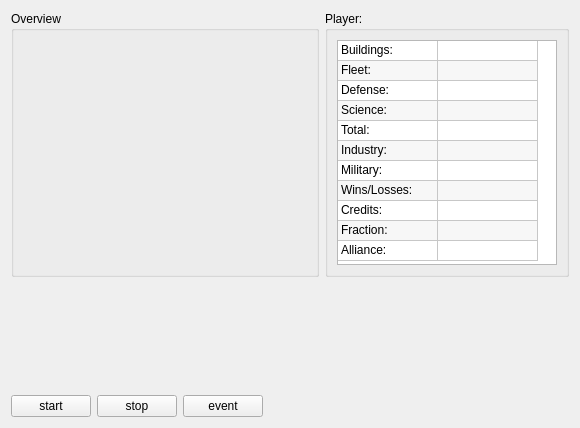
Old version of the form ui/overview.ui in the repository minlexx/xnovacmd.
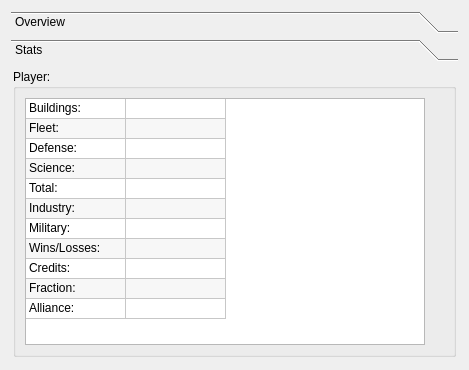
New version of the form.

Commit message: Rework overview widget ui, move test buttons into status bar

Diff of the .ui file:
```diff
--- a/ui/overview.ui
+++ b/ui/overview.ui
@@ -6,8 +6,8 @@
    <rect>
     <x>0</x>
     <y>0</y>
-    <width>580</width>
-    <height>428</height>
+    <width>469</width>
+    <height>370</height>
    </rect>
   </property>
   <property name="windowTitle">
@@ -16,9 +16,40 @@
   <property name="autoFillBackground">
    <bool>true</bool>
   </property>
-  <layout class="QVBoxLayout" name="verticalLayout_2">
+  <layout class="QVBoxLayout" name="verticalLayout">
    <item>
-    <layout class="QHBoxLayout" name="hl_top" stretch="10,0">
+    <widget class="QToolBox" name="toolBox">
+     <property name="currentIndex">
+      <number>1</number>
+     </property>
+     <widget class="QWidget" name="page_1">
+      <property name="geometry">
+       <rect>
+        <x>0</x>
+        <y>0</y>
+        <width>630</width>
+        <height>369</height>
+       </rect>
+      </property>
+      <attribute name="label">
+       <string>Overview</string>
+      </attribute>
+      <layout class="QVBoxLayout" name="verticalLayout_3">
+       <property name="spacing">
+        <number>2</number>
+       </property>
+       <property name="leftMargin">
+        <number>2</number>
+       </property>
+       <property name="topMargin">
+        <number>2</number>
+       </property>
+       <property name="rightMargin">
+        <number>2</number>
+       </property>
+       <property name="bottomMargin">
+        <number>2</number>
+       </property>
      <item>
       <widget class="QGroupBox" name="gb_overview">
        <property name="title">
@@ -26,12 +57,42 @@
        </property>
       </widget>
      </item>
+      </layout>
+     </widget>
+     <widget class="QWidget" name="page_2">
+      <property name="geometry">
+       <rect>
+        <x>0</x>
+        <y>0</y>
+        <width>451</width>
+        <height>298</height>
+       </rect>
+      </property>
+      <attribute name="label">
+       <string>Stats</string>
+      </attribute>
+      <layout class="QVBoxLayout" name="verticalLayout_4">
+       <property name="spacing">
+        <number>2</number>
+       </property>
+       <property name="leftMargin">
+        <number>2</number>
+       </property>
+       <property name="topMargin">
+        <number>2</number>
+       </property>
+       <property name="rightMargin">
+        <number>2</number>
+       </property>
+       <property name="bottomMargin">
+        <number>2</number>
+       </property>
      <item>
       <widget class="QGroupBox" name="gb_account">
        <property name="title">
         <string>Player:</string>
        </property>
-       <layout class="QVBoxLayout" name="verticalLayout">
+         <layout class="QVBoxLayout" name="verticalLayout_2">
         <item>
          <widget class="QTableWidget" name="tw_accStats">
           <property name="minimumSize">
@@ -42,7 +103,7 @@
           </property>
           <property name="maximumSize">
            <size>
-            <width>220</width>
+              <width>400</width>
             <height>16777215</height>
            </size>
           </property>
@@ -217,57 +278,8 @@
       </widget>
      </item>
     </layout>
-   </item>
-   <item>
-    <spacer name="verticalSpacer">
-     <property name="orientation">
-      <enum>Qt::Vertical</enum>
-     </property>
-     <property name="sizeHint" stdset="0">
-      <size>
-       <width>20</width>
-       <height>40</height>
-      </size>
-     </property>
-    </spacer>
-   </item>
-   <item>
-    <layout class="QHBoxLayout" name="hl_buttons">
-     <item>
-      <widget class="QPushButton" name="btn_start">
-       <property name="text">
-        <string>start</string>
-       </property>
-      </widget>
-     </item>
-     <item>
-      <widget class="QPushButton" name="btn_stop">
-       <property name="text">
-        <string>stop</string>
-       </property>
-      </widget>
-     </item>
-     <item>
-      <widget class="QPushButton" name="btn_signal">
-       <property name="text">
-        <string>event</string>
-       </property>
-      </widget>
-     </item>
-     <item>
-      <spacer name="horizontalSpacer">
-       <property name="orientation">
-        <enum>Qt::Horizontal</enum>
-       </property>
-       <property name="sizeHint" stdset="0">
-        <size>
-         <width>40</width>
-         <height>20</height>
-        </size>
-       </property>
-      </spacer>
-     </item>
-    </layout>
+     </widget>
+    </widget>
    </item>
   </layout>
  </widget>
```
Lines whose indentation alone changed are shown as unchanged. The commit also changes 3 other files.
